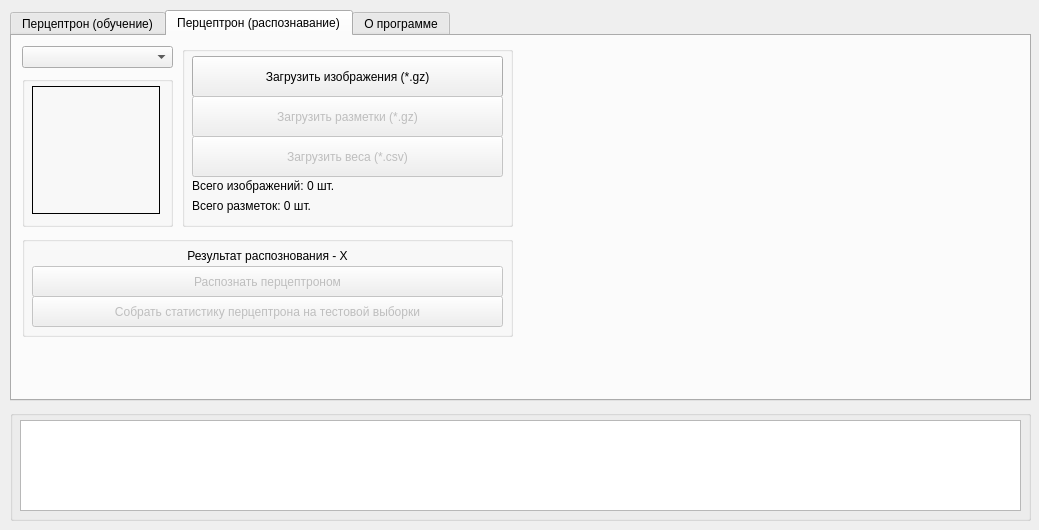
Above: L2/GUI.ui from BouRHooD/mpu_224-322_intelligent_systems_design before the change. Below: the same form after it.
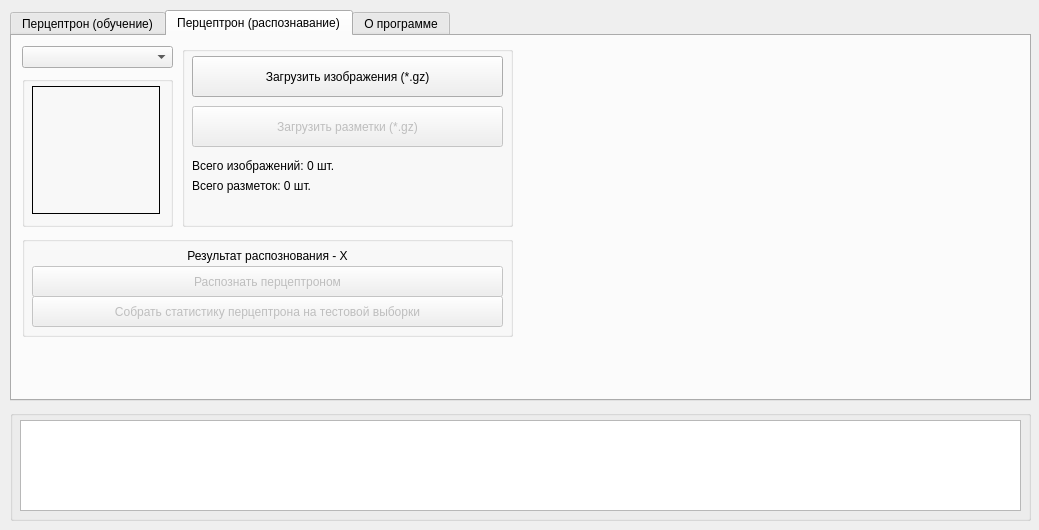
That is the form after the change. The open tabs and pages were chosen to show the change.

```diff
--- a/L2/GUI.ui
+++ b/L2/GUI.ui
@@ -484,7 +484,7 @@
       <property name="geometry">
        <rect>
         <x>10</x>
-        <y>50</y>
+        <y>60</y>
         <width>311</width>
         <height>41</height>
        </rect>
@@ -497,7 +497,7 @@
       <property name="geometry">
        <rect>
         <x>10</x>
-        <y>130</y>
+        <y>110</y>
         <width>311</width>
         <height>20</height>
        </rect>
@@ -510,7 +510,7 @@
       <property name="geometry">
        <rect>
         <x>10</x>
-        <y>150</y>
+        <y>130</y>
         <width>311</width>
         <height>20</height>
        </rect>
@@ -519,22 +519,6 @@
        <string>Всего разметок: 0 шт.</string>
       </property>
      </widget>
-     <widget class="QPushButton" name="bLoadWeightsCSV_Recognition">
-      <property name="enabled">
-       <bool>false</bool>
-      </property>
-      <property name="geometry">
-       <rect>
-        <x>10</x>
-        <y>90</y>
-        <width>311</width>
-        <height>41</height>
-       </rect>
-      </property>
-      <property name="text">
-       <string>Загрузить веса (*.csv)</string>
-      </property>
-     </widget>
     </widget>
     <widget class="QGroupBox" name="groupBox_8">
      <property name="enabled">
```
Left out of the diff: 2 changed lines with no effect on the pictures.
